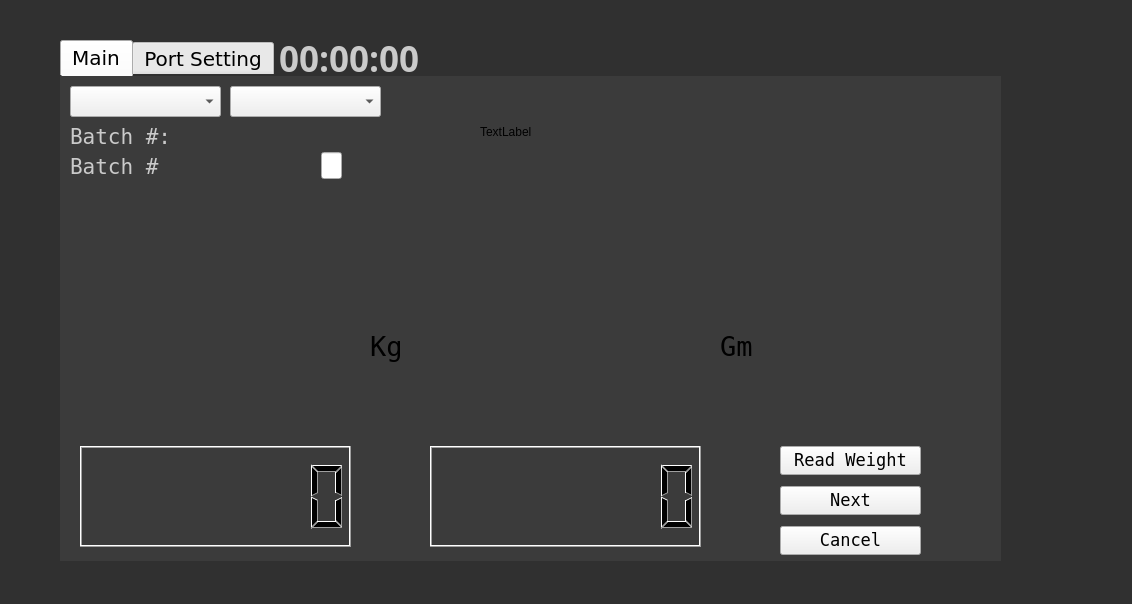
First picture: the form in serialguicomm.ui, repository Vittaly/rsbp_weight, before the edit.
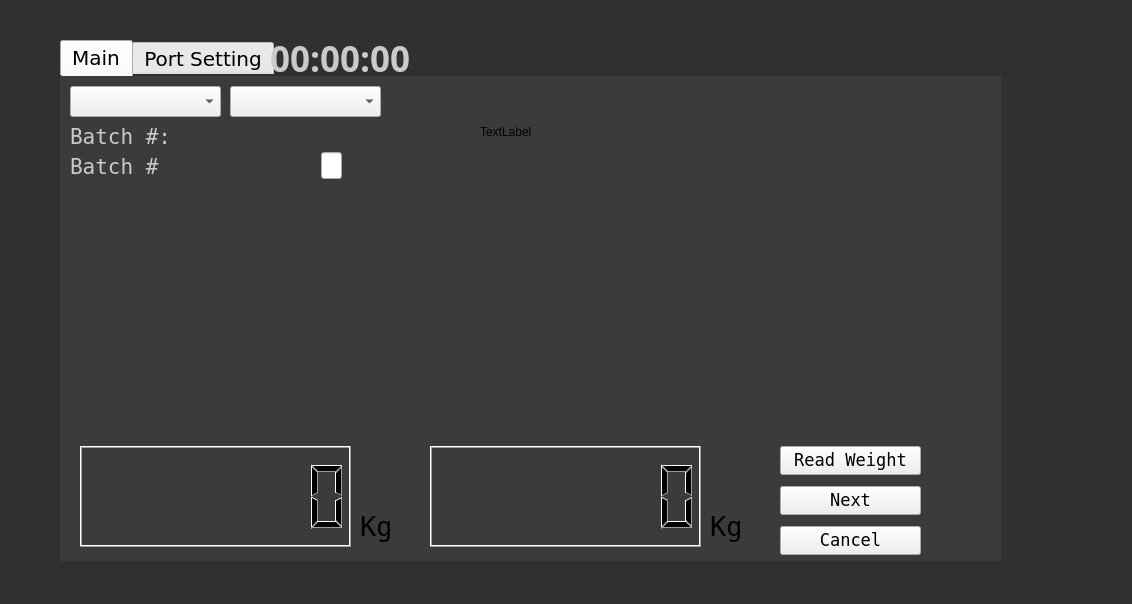
Second picture: the form after the edit.

Commit message: fix clock size, form reset after report, Kg label position, stoped read data in green zone

The edit to the form file:
```diff
--- a/serialguicomm.ui
+++ b/serialguicomm.ui
@@ -847,9 +847,9 @@
      <widget class="QLabel" name="label_5">
       <property name="geometry">
        <rect>
-        <x>660</x>
-        <y>250</y>
-        <width>61</width>
+        <x>650</x>
+        <y>430</y>
+        <width>51</width>
         <height>41</height>
        </rect>
       </property>
@@ -863,18 +863,55 @@
        </font>
       </property>
       <property name="text">
-       <string>Gm</string>
+       <string>Kg</string>
       </property>
      </widget>
      <widget class="QLabel" name="label_6">
       <property name="geometry">
        <rect>
-        <x>310</x>
-        <y>250</y>
+        <x>300</x>
+        <y>430</y>
         <width>41</width>
         <height>41</height>
        </rect>
       </property>
+      <property name="palette">
+       <palette>
+        <active>
+         <colorrole role="Text">
+          <brush brushstyle="SolidPattern">
+           <color alpha="255">
+            <red>247</red>
+            <green>255</green>
+            <blue>251</blue>
+           </color>
+          </brush>
+         </colorrole>
+        </active>
+        <inactive>
+         <colorrole role="Text">
+          <brush brushstyle="SolidPattern">
+           <color alpha="255">
+            <red>247</red>
+            <green>255</green>
+            <blue>251</blue>
+           </color>
+          </brush>
+         </colorrole>
+        </inactive>
+        <disabled>
+         <colorrole role="Text">
+          <brush brushstyle="SolidPattern">
+           <color alpha="255">
+            <red>133</red>
+            <green>133</green>
+            <blue>133</blue>
+           </color>
+          </brush>
+         </colorrole>
+        </disabled>
+       </palette>
+      </property>
       <property name="font">
        <font>
         <family>Bitstream Vera Sans Mono</family>
@@ -1576,9 +1613,9 @@
    <widget class="QLabel" name="clock_label">
     <property name="geometry">
      <rect>
-      <x>279</x>
+      <x>270</x>
       <y>38</y>
-      <width>141</width>
+      <width>301</width>
       <height>41</height>
      </rect>
     </property>
```
Left out of the diff: 15 changed lines with no effect on the pictures. The commit also changes 1 other file.
